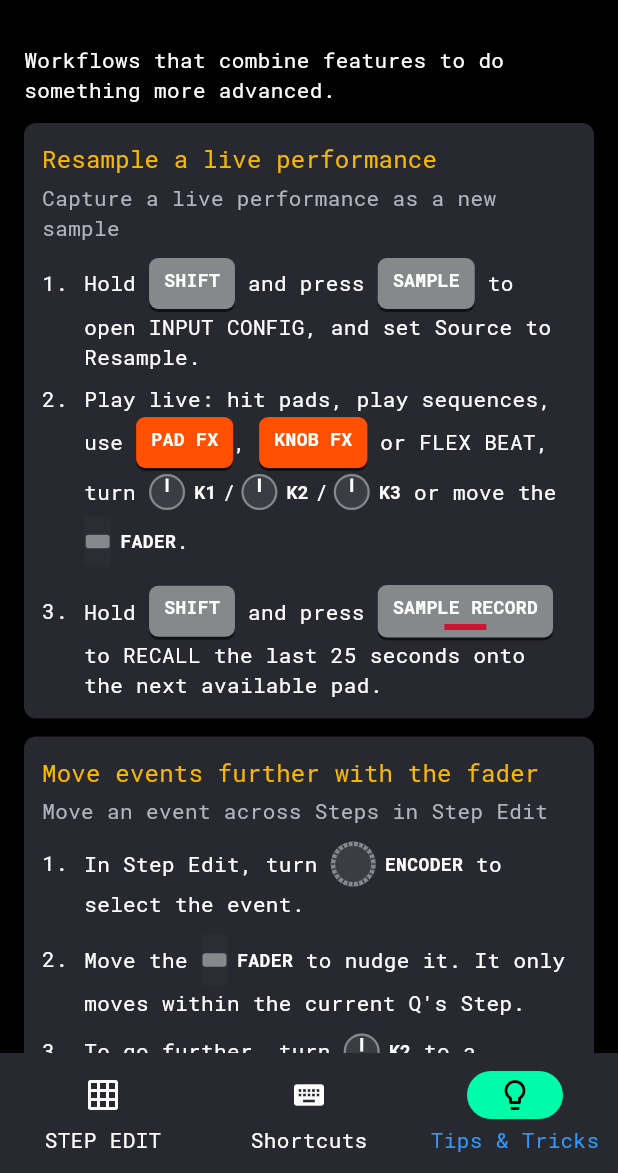
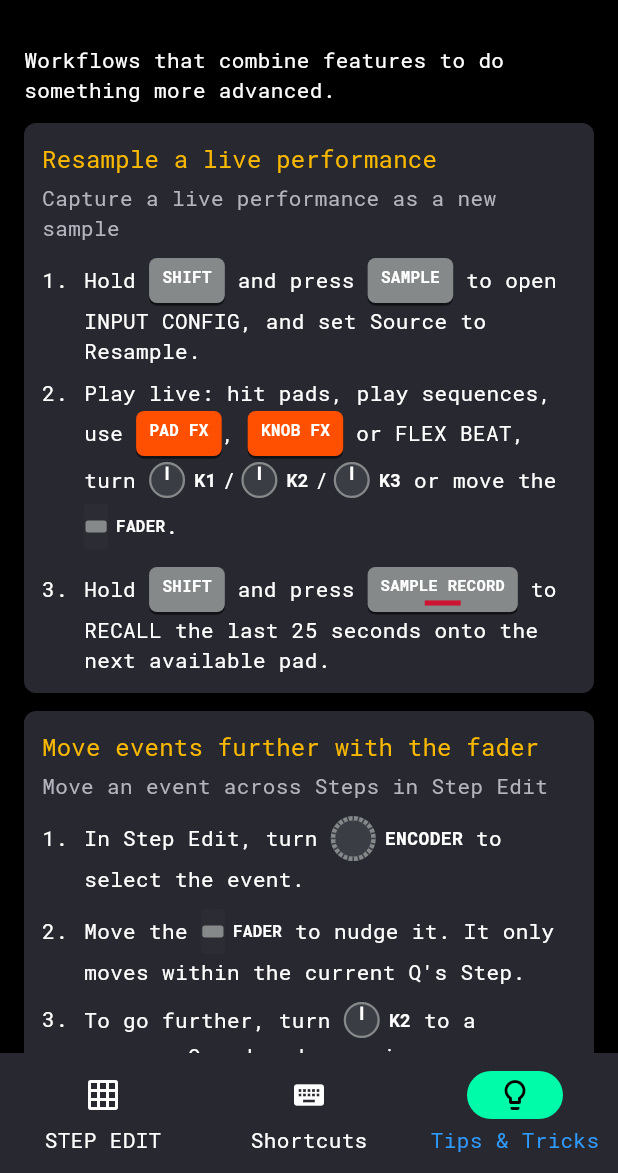
Before and after one commit to tomphp/mpc-sample-helper, a Flutter app: the screen it shows after launch, item 3 of the bottom bar chosen, on a phone screen of 412 x 824 dp, the part 63-1236 px from its top. Run offline on Flutter 3.47's test engine with Material 3 defaults, Android fonts, the phone set to English and light mode, and no system bars; our stand-ins replace yaml.

Commit message:
Fix code review findings for the Tips & Tricks Tool
- Share the unknown-key check and Control-reference error between the
  Shortcut and Tip parsers
- Call a bracketed Control a Control marker throughout
- Name the problem when a Tip entry isn't a map
- Shrink inline keycaps to fit alongside body text
- Test that a Tip without a note shows none, and the intro on its own

Co-Authored-By: Claude Opus 5.5 <noreply@anthropic.com>

```diff
--- a/lib/app/keycap.dart
+++ b/lib/app/keycap.dart
@@ -40,12 +40,25 @@ class Keycap extends StatelessWidget {
 /// A drawing of a Control as it looks on the front panel, with no action
 /// word.
 class ControlKeycap extends StatelessWidget {
-  const ControlKeycap(this.control, {super.key});
+  const ControlKeycap(this.control, {super.key, this.maxHeight});
 
   final ControlRef control;
 
+  /// Shrinks a taller drawing to this height, e.g. to sit inline with text;
+  /// drawn at full size when null.
+  final double? maxHeight;
+
   @override
-  Widget build(BuildContext context) => switch (control) {
+  Widget build(BuildContext context) {
+    final maxHeight = this.maxHeight;
+    if (maxHeight == null) return _drawing();
+    return ConstrainedBox(
+      constraints: BoxConstraints(maxHeight: maxHeight),
+      child: FittedBox(fit: BoxFit.scaleDown, child: _drawing()),
+    );
+  }
+
+  Widget _drawing() => switch (control) {
     SingleControl(:final control) => switch (control.kind) {
       ControlKind.button => _Button(control),
       ControlKind.knob || ControlKind.encoder => _Knob(control),
--- a/lib/app/tips_tool.dart
+++ b/lib/app/tips_tool.dart
@@ -55,9 +55,7 @@ class _TipEntry extends StatelessWidget {
 
   @override
   Widget build(BuildContext context) {
-    final muted = TextStyle(
-      color: Theme.of(context).colorScheme.onSurfaceVariant,
-    );
+    final muted = Theme.of(context).colorScheme.onSurfaceVariant;
     return Container(
       margin: const EdgeInsets.only(top: 12),
       padding: const EdgeInsets.all(12),
@@ -70,7 +68,7 @@ class _TipEntry extends StatelessWidget {
         children: [
           Text(tip.title, style: Theme.of(context).textTheme.titleMedium),
           const SizedBox(height: 4),
-          Text(tip.outcome, style: muted),
+          Text(tip.outcome, style: TextStyle(color: muted)),
           for (final (index, step) in tip.steps.indexed)
             Padding(
               padding: const EdgeInsets.only(top: 8),
@@ -85,14 +83,18 @@ class _TipEntry extends StatelessWidget {
             ),
           if (tip.note case final note?)
             Padding(
+              key: const Key('tip-note'),
               padding: const EdgeInsets.only(top: 12),
-              child: _LineText(note, style: muted),
+              child: _LineText(note, style: TextStyle(color: muted)),
             ),
         ],
       ),
     );
   }
 }
+
+/// Tall enough to read a keycap's label, short enough to keep lines tight.
+const _keycapMaxHeight = 30.0;
 
 /// A step or note, with its Controls drawn as keycaps among the words.
 class _LineText extends StatelessWidget {
@@ -109,11 +111,11 @@ class _LineText extends StatelessWidget {
           for (final segment in line.segments)
             switch (segment) {
               PlainText(:final text) => TextSpan(text: text),
-              ControlMention(:final control) => WidgetSpan(
+              ControlMarker(:final control) => WidgetSpan(
                 alignment: PlaceholderAlignment.middle,
                 child: Padding(
                   padding: const EdgeInsets.symmetric(vertical: 2),
-                  child: ControlKeycap(control),
+                  child: ControlKeycap(control, maxHeight: _keycapMaxHeight),
                 ),
               ),
             },
```
Also changed, not shown: assets/tips.yaml (+7 -7 lines), lib/model/data_file.dart (added, +27 -0 lines), lib/model/shortcut.dart (+12 -18 lines), lib/model/tip.dart (+21 -24 lines), 2 other files.
